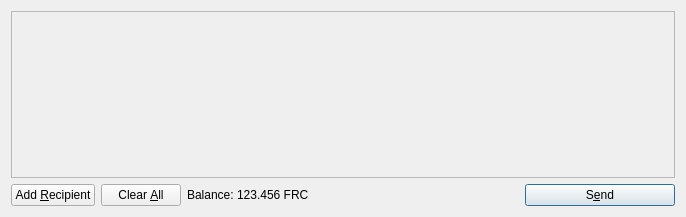
Qt form src/qt/forms/sendcoinsdialog.ui (fircon/barcoin) before a commit.
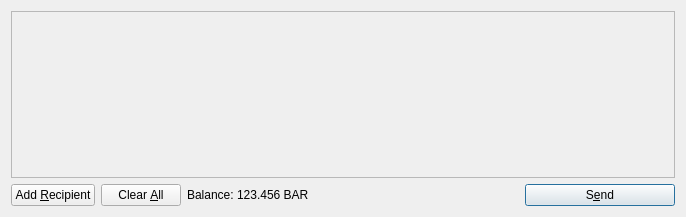
The same form after that commit. Icons and pictures are not drawn.

```diff
--- a/src/qt/forms/sendcoinsdialog.ui
+++ b/src/qt/forms/sendcoinsdialog.ui
@@ -119,7 +119,7 @@
           <cursorShape>IBeamCursor</cursorShape>
          </property>
          <property name="text">
-          <string>123.456 FRC</string>
+          <string>123.456 BAR</string>
          </property>
          <property name="textInteractionFlags">
           <set>Qt::LinksAccessibleByMouse|Qt::TextSelectableByKeyboard|Qt::TextSelectableByMouse</set>
```
